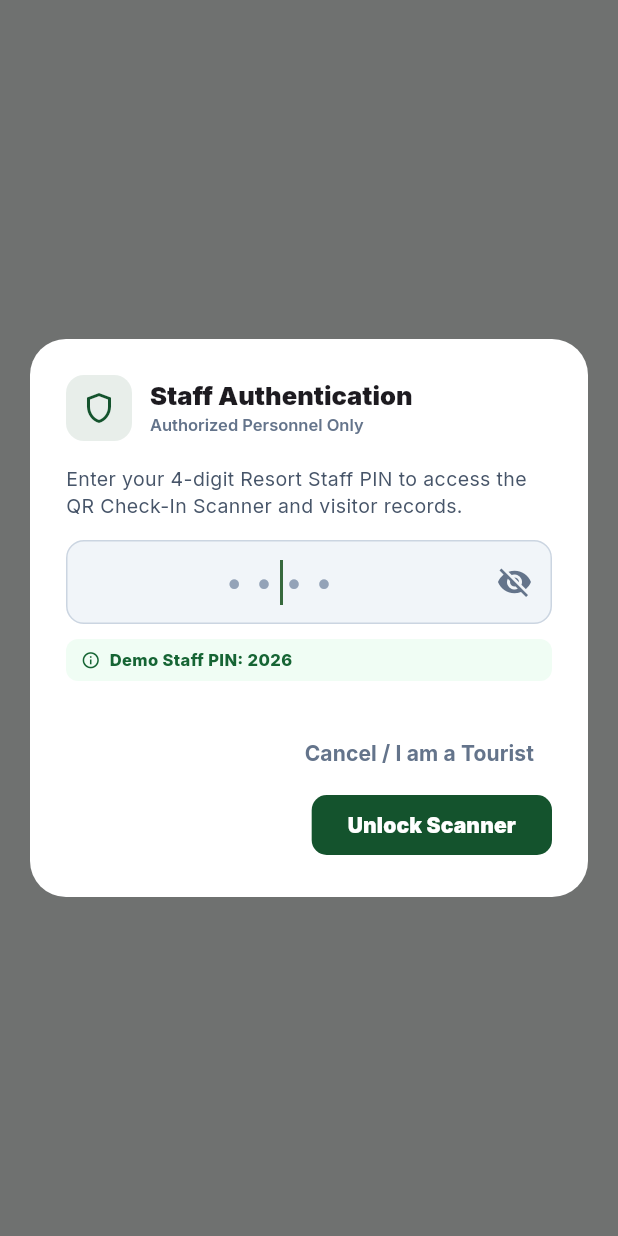
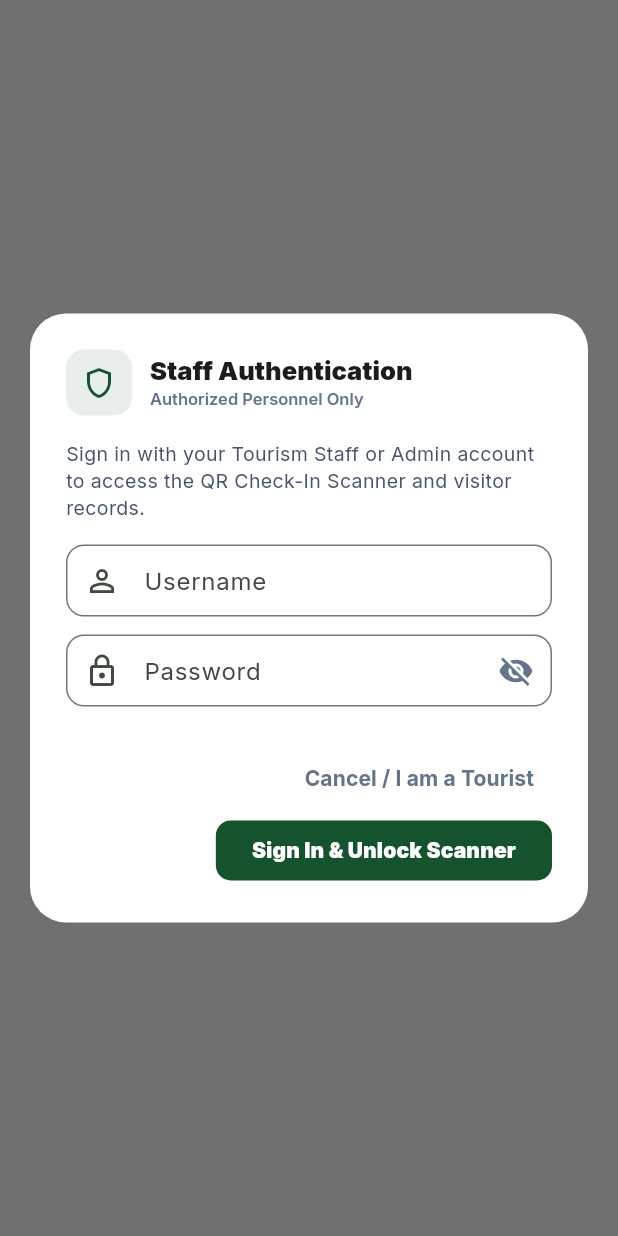
Before and after one commit to themosthandsome18/Capstone_System, a Flutter app: what openStaffQrPortalWithAuth() shows on an empty page, opened directly with empty values, on a phone screen of 412 x 824 dp. Run offline on Flutter 3.47's test engine with Material 3 defaults, Android fonts, the phone set to English and light mode, and no system bars; our stand-ins replace flutter_map, geolocator, google_fonts, image_picker, latlong2, qr_flutter and 1 more; missing offline and left inert: mobile_scanner; accounts and stored records are empty; network calls fail.

Commit message:
feat(mobile): wire real staff authentication and token authorization for tourism qr portal

```diff
--- a/mobile/lib/screens/tourist_qr_checkin_screens.dart
+++ b/mobile/lib/screens/tourist_qr_checkin_screens.dart
@@ -1,14 +1,34 @@
 part of '../main.dart';
 
-/// Opens the Resort Staff QR Portal protected by a Security PIN Gate
-void openStaffQrPortalWithAuth(
+/// Opens the Resort Staff QR Portal protected by Staff Authentication
+Future<void> openStaffQrPortalWithAuth(
   BuildContext context, {
   required TourismApi api,
   required MobileBootstrap bootstrap,
-}) {
+}) async {
+  try {
+    final prefs = await SharedPreferences.getInstance();
+    final token = prefs.getString(staffAuthTokenKey);
+    final role = prefs.getString(staffAuthRoleKey);
+    if (token != null && token.isNotEmpty && (role == 'admin' || role == 'tourism')) {
+      if (!context.mounted) return;
+      Navigator.of(context).push(
+        MaterialPageRoute(
+          builder: (context) => TouristQrCheckInScreen(
+            api: api,
+            bootstrap: bootstrap,
+          ),
+        ),
+      );
+      return;
+    }
+  } catch (_) {}
+
+  if (!context.mounted) return;
   showDialog(
     context: context,
     builder: (context) => StaffAuthGateDialog(
+      api: api,
       onAuthenticated: () {
         Navigator.of(context).push(
           MaterialPageRoute(
@@ -23,35 +43,85 @@ void openStaffQrPortalWithAuth(
   );
 }
 
-/// Security PIN Gate Modal for Resort Staff Authentication
+/// Security Gate Modal for Resort Staff Authentication
 class StaffAuthGateDialog extends StatefulWidget {
-  const StaffAuthGateDialog({super.key, required this.onAuthenticated});
+  const StaffAuthGateDialog({
+    super.key,
+    required this.onAuthenticated,
+    this.api = const TourismApi(),
+  });
 
   final VoidCallback onAuthenticated;
+  final TourismApi api;
 
   @override
   State<StaffAuthGateDialog> createState() => _StaffAuthGateDialogState();
 }
 
 class _StaffAuthGateDialogState extends State<StaffAuthGateDialog> {
-  final TextEditingController _pinController = TextEditingController();
+  final TextEditingController _usernameController = TextEditingController();
+  final TextEditingController _passwordController = TextEditingController();
   String? _errorMessage;
   bool _obscure = true;
+  bool _loading = false;
 
   @override
   void dispose() {
-    _pinController.dispose();
+    _usernameController.dispose();
+    _passwordController.dispose();
     super.dispose();
   }
 
-  void _verifyPin() {
-    final pin = _pinController.text.trim();
-    if (pin == '2026' || pin == '1234' || pin.toLowerCase() == 'mauban' || pin == '0000') {
+  Future<void> _verifyLogin() async {
+    final username = _usernameController.text.trim();
+    final password = _passwordController.text;
+    if (username.isEmpty || password.isEmpty) {
+      setState(() {
+        _errorMessage = 'Please enter both username and password.';
+      });
+      return;
+    }
+
+    setState(() {
+      _loading = true;
+      _errorMessage = null;
+    });
+
+    try {
+      final res = await widget.api.login(username: username, password: password);
+      final token = res['token'] as String?;
+      final userObj = res['user'] as Map<String, dynamic>? ?? {};
+      final profileObj = userObj['profile'] as Map<String, dynamic>? ?? {};
+      final role = profileObj['role'] as String? ?? '';
+      final userDisplay = userObj['display_name'] ?? username;
+
+      if (token == null || token.isEmpty) {
+        throw Exception('No authentication token returned by server.');
+      }
+
+      if (role != 'admin' && role != 'tourism') {
+        setState(() {
+          _loading = false;
+          _errorMessage =
+              'Access restricted to Tourism Staff or Administrators only. Your account role is "$role".';
+        });
+        return;
+      }
+
+      final prefs = await SharedPreferences.getInstance();
+      await prefs.setString(staffAuthTokenKey, token);
+      await prefs.setString(staffAuthRoleKey, role);
+      await prefs.setString(staffAuthUsernameKey, username);
+
+      if (!mounted) return;
       Navigator.of(context).pop();
+      showAppMessage(context, 'Signed in as $userDisplay ($role).');
       widget.onAuthenticated();
-    } else {
+    } catch (e) {
+      if (!mounted) return;
       setState(() {
-        _errorMessage = 'Invalid Staff PIN. Access restricted to authorized personnel.';
+        _loading = false;
+        _errorMessage = conciseError(e);
       });
     }
   }
@@ -97,40 +167,38 @@ class _StaffAuthGateDialogState extends State<StaffAuthGateDialog> {
           crossAxisAlignment: CrossAxisAlignment.start,
           children: [
             const Text(
-              'Enter your 4-digit Resort Staff PIN to access the QR Check-In Scanner and visitor records.',
+              'Sign in with your Tourism Staff or Admin account to access the QR Check-In Scanner and visitor records.',
               style: TextStyle(fontSize: 13, color: Color(0xFF475569), height: 1.4),
             ),
-            const SizedBox(height: 14),
-            Container(
-              decoration: BoxDecoration(
-                color: const Color(0xFFF1F5F9),
-                borderRadius: BorderRadius.circular(12),
-                border: Border.all(
-                  color: _errorMessage != null ? Colors.red : const Color(0xFFCBD5E1),
-                ),
-              ),
-              child: TextField(
-                controller: _pinController,
-                keyboardType: TextInputType.number,
+            const SizedBox(height: 16),
+            TextField(
+              controller: _usernameController,
+              decoration: InputDecoration(
+                labelText: 'Username',
+                prefixIcon: const Icon(Icons.person_outline),
+                border: OutlineInputBorder(borderRadius: BorderRadius.circular(12)),
+                contentPadding: const EdgeInsets.symmetric(horizontal: 14, vertical: 12),
+              ),
+              textInputAction: TextInputAction.next,
+            ),
+            const SizedBox(height: 12),
+            TextField(
+              controller: _passwordController,
               obscureText: _obscure,
-                autofocus: true,
-                style: const TextStyle(fontSize: 20, fontWeight: FontWeight.w900, letterSpacing: 4),
-                textAlign: TextAlign.center,
-                onSubmitted: (_) => _verifyPin(),
+              onSubmitted: (_) => _verifyLogin(),
               decoration: InputDecoration(
-                  hintText: '• • • •',
-                  hintStyle: const TextStyle(letterSpacing: 4, color: Color(0xFF94A3B8)),
-                  border: InputBorder.none,
-                  contentPadding: const EdgeInsets.symmetric(horizontal: 16, vertical: 12),
+                labelText: 'Password',
+                prefixIcon: const Icon(Icons.lock_outline),
                 suffixIcon: IconButton(
                   icon: Icon(_obscure ? Icons.visibility_off : Icons.visibility, color: const Color(0xFF64748B)),
                   onPressed: () => setState(() => _obscure = !_obscure),
                 ),
-                ),
+                border: OutlineInputBorder(borderRadius: BorderRadius.circular(12)),
+                contentPadding: const EdgeInsets.symmetric(horizontal: 14, vertical: 12),
               ),
             ),
             if (_errorMessage != null) ...[
-              const SizedBox(height: 8),
+              const SizedBox(height: 10),
               Row(
                 crossAxisAlignment: CrossAxisAlignment.start,
                 children: [
@@ -145,36 +213,27 @@ class _StaffAuthGateDialogState extends State<StaffAuthGateDialog> {
                 ],
               ),
             ],
-            const SizedBox(height: 10),
-            Container(
-              padding: const EdgeInsets.symmetric(horizontal: 10, vertical: 6),
-              decoration: BoxDecoration(
-                color: const Color(0xFFF0FDF4),
-                borderRadius: BorderRadius.circular(8),
-              ),
-              child: const Row(
-                children: [
-                  Icon(Icons.info_outline, size: 13, color: Color(0xFF166534)),
-                  SizedBox(width: 6),
-                  Text('Demo Staff PIN: 2026', style: TextStyle(fontSize: 11, fontWeight: FontWeight.w800, color: Color(0xFF166534))),
-                ],
-              ),
-            ),
           ],
         ),
       ),
       actions: [
         TextButton(
-          onPressed: () => Navigator.of(context).pop(),
+          onPressed: _loading ? null : () => Navigator.of(context).pop(),
           child: const Text('Cancel / I am a Tourist', style: TextStyle(color: Color(0xFF64748B), fontWeight: FontWeight.w700)),
         ),
         FilledButton(
-          onPressed: _verifyPin,
+          onPressed: _loading ? null : _verifyLogin,
           style: FilledButton.styleFrom(
             backgroundColor: const Color(0xFF14532D),
             shape: RoundedRectangleBorder(borderRadius: BorderRadius.circular(10)),
           ),
-          child: const Text('Unlock Scanner', style: TextStyle(fontWeight: FontWeight.w900)),
+          child: _loading
+              ? const SizedBox(
+                  width: 18,
+                  height: 18,
+                  child: CircularProgressIndicator(strokeWidth: 2, color: Colors.white),
+                )
+              : const Text('Sign In & Unlock Scanner', style: TextStyle(fontWeight: FontWeight.w900)),
         ),
       ],
     );
@@ -230,6 +289,24 @@ class _TouristQrCheckInScreenState extends State<TouristQrCheckInScreen> {
         _openRecordSheet(record);
       }
     } catch (e) {
+      if (!mounted) return;
+      if (e is ApiException && e.isUnauthorized) {
+        final prefs = await SharedPreferences.getInstance();
+        await prefs.remove(staffAuthTokenKey);
+        await prefs.remove(staffAuthRoleKey);
+        await prefs.remove(staffAuthUsernameKey);
+        if (!mounted) return;
+        Navigator.of(context).pop();
+        showAppMessage(context, 'Your session expired, please sign in again.');
+        return;
+      }
+      if (e is ApiException && e.isForbidden) {
+        showAppMessage(
+          context,
+          "You don't have permission to access visitor records.",
+        );
+        return;
+      }
       if (mounted) {
         ScaffoldMessenger.of(context).showSnackBar(
           SnackBar(
@@ -254,6 +331,38 @@ class _TouristQrCheckInScreenState extends State<TouristQrCheckInScreen> {
       }
     } finally {
       if (mounted) setState(() => _searching = false);
+    }
+  }
+
+  Future<void> _handleSignOut() async {
+    final confirm = await showDialog<bool>(
+      context: context,
+      builder: (ctx) => AlertDialog(
+        shape: RoundedRectangleBorder(borderRadius: BorderRadius.circular(16)),
+        title: const Text('Sign Out Staff', style: TextStyle(fontWeight: FontWeight.bold)),
+        content: const Text('Are you sure you want to sign out of the Staff QR Portal?'),
+        actions: [
+          TextButton(
+            onPressed: () => Navigator.of(ctx).pop(false),
+            child: const Text('Cancel'),
+          ),
+          FilledButton(
+            style: FilledButton.styleFrom(backgroundColor: Colors.red),
+            onPressed: () => Navigator.of(ctx).pop(true),
+            child: const Text('Sign Out'),
+          ),
+        ],
+      ),
+    );
+    if (confirm == true) {
+      final prefs = await SharedPreferences.getInstance();
+      await prefs.remove(staffAuthTokenKey);
+      await prefs.remove(staffAuthRoleKey);
+      await prefs.remove(staffAuthUsernameKey);
+      if (mounted) {
+        Navigator.of(context).pop();
+        showAppMessage(context, 'Signed out of staff mode.');
+      }
     }
   }
 
@@ -293,6 +402,13 @@ class _TouristQrCheckInScreenState extends State<TouristQrCheckInScreen> {
           'Tourist Qr Check-In',
           style: TextStyle(fontWeight: FontWeight.w900, fontSize: 18),
         ),
+        actions: [
+          IconButton(
+            icon: const Icon(Icons.logout),
+            tooltip: 'Sign Out Staff',
+            onPressed: _handleSignOut,
+          ),
+        ],
       ),
       body: Center(
         child: SingleChildScrollView(
@@ -527,7 +643,25 @@ class _TouristHistoryLogScreenState extends State<TouristHistoryLogScreen> {
           _loading = false;
         });
       }
-    } catch (_) {
+    } catch (e) {
+      if (!mounted) return;
+      if (e is ApiException && e.isUnauthorized) {
+        final prefs = await SharedPreferences.getInstance();
+        await prefs.remove(staffAuthTokenKey);
+        await prefs.remove(staffAuthRoleKey);
+        await prefs.remove(staffAuthUsernameKey);
+        if (!mounted) return;
+        Navigator.of(context).pop();
+        Navigator.of(context).pop();
+        showAppMessage(context, 'Your session expired, please sign in again.');
+        return;
+      }
+      if (e is ApiException && e.isForbidden) {
+        showAppMessage(
+          context,
+          "You don't have permission to view tourist history.",
+        );
+      }
       if (mounted) {
         setState(() {
           _records = [];
@@ -872,9 +1006,28 @@ class _ScannedTouristRecordSheetState extends State<ScannedTouristRecordSheet> {
         );
       }
     } catch (e) {
+      if (!mounted) return;
+      if (e is ApiException && e.isUnauthorized) {
+        final prefs = await SharedPreferences.getInstance();
+        await prefs.remove(staffAuthTokenKey);
+        await prefs.remove(staffAuthRoleKey);
+        await prefs.remove(staffAuthUsernameKey);
+        if (!mounted) return;
+        Navigator.of(context).pop();
+        Navigator.of(context).pop();
+        showAppMessage(context, 'Your session expired, please sign in again.');
+        return;
+      }
+      if (e is ApiException && e.isForbidden) {
+        showAppMessage(
+          context,
+          "You don't have permission to check in tourists.",
+        );
+        return;
+      }
       if (mounted) {
         ScaffoldMessenger.of(context).showSnackBar(
-          SnackBar(content: Text('Saved locally: ${e.toString()}')),
+          SnackBar(content: Text('Failed: ${conciseError(e)}')),
         );
         Navigator.of(context).pop();
       }
```
Also changed, not shown: mobile/lib/services/api.dart (+33 -11 lines). Lines whose indentation alone changed are shown as unchanged.
